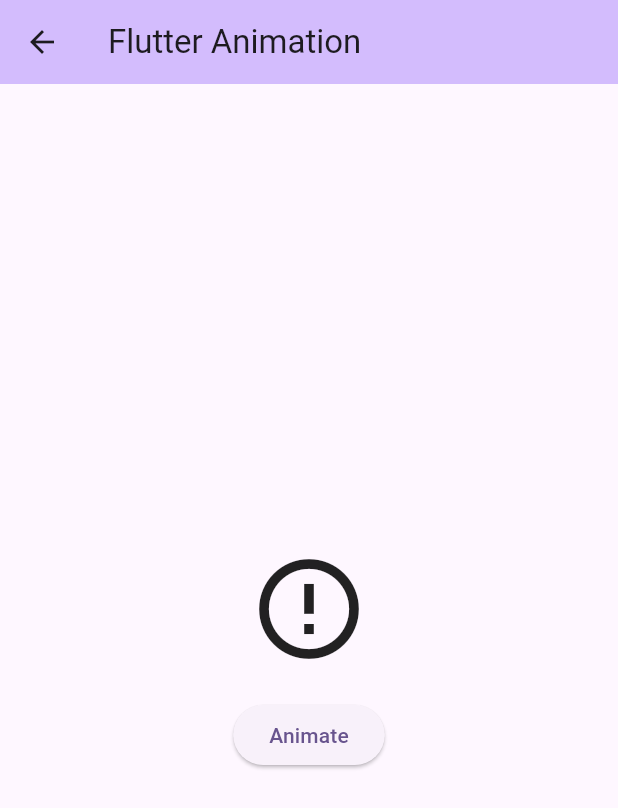
After one commit to kamran8545/flutter_animations, a Flutter app: the screen it shows after launch, after a tap on "Animated Cross Fade", on a phone screen of 412 x 824 dp. The commit adds this screen. Shown: the top 808 px of the screen. Run offline on Flutter 3.47's test engine with Material 3 defaults, Android fonts, the phone set to English and light mode, and no system bars.

Commit message:
completed animated cross fade widget

```diff
--- a/lib/main.dart
+++ b/lib/main.dart
@@ -1,6 +1,7 @@
 import 'package:flutter/material.dart';
 import 'package:flutter_animations/widgets/animated_align_widget.dart';
 import 'package:flutter_animations/widgets/animated_container_widget.dart';
+import 'package:flutter_animations/widgets/animated_cross_fade_widget.dart';
 import 'package:flutter_animations/widgets/animated_opacity_widget.dart';
 import 'package:flutter_animations/widgets/animated_padding_widget.dart';
 import 'package:flutter_animations/widgets/animated_rotation_widget.dart';
@@ -138,6 +139,17 @@ class _MyHomePageState extends State<MyHomePage> {
               child: const Text('Animated Size'),
             ),
             const SizedBox(height: 20,),
+            ElevatedButton(
+              onPressed: () {
+                Navigator.of(context).push(
+                  MaterialPageRoute(
+                    builder: (context) => AnimatedCrossFadeWidget(title: widget.title),
+                  ),
+                );
+              },
+              child: const Text('Animated Cross Fade'),
+            ),
+            const SizedBox(height: 20,),
           ],
         ),
       ),
--- /dev/null
+++ b/lib/widgets/animated_cross_fade_widget.dart
@@ -0,0 +1,56 @@
+import 'package:flutter/material.dart';
+
+class AnimatedCrossFadeWidget extends StatefulWidget {
+  const AnimatedCrossFadeWidget({Key? key, required this.title}) : super(key: key);
+  final String title;
+
+
+  @override
+  State<AnimatedCrossFadeWidget> createState() => _AnimatedCrossFadeWidgetState();
+}
+
+class _AnimatedCrossFadeWidgetState extends State<AnimatedCrossFadeWidget> {
+
+  CrossFadeState crossFadeState = CrossFadeState.showFirst;
+
+  @override
+  Widget build(BuildContext context) {
+    return Scaffold(
+      appBar: AppBar(
+        backgroundColor: Theme.of(context).colorScheme.inversePrimary,
+        title: Text(widget.title),
+      ),
+      body: Column(
+        mainAxisAlignment: MainAxisAlignment.center,
+        children: [
+          AnimatedCrossFade(
+            duration: const Duration(milliseconds: 400),
+            firstChild: Icon(Icons.error_outline, size: 80,),
+            secondChild: Image.asset(
+              'assets/icons/bird.png',
+              height: 80,
+              width: 80,
+            ),
+            crossFadeState: crossFadeState,
+          ),
+          const SizedBox(
+            height: 20,
+            width: double.infinity,
+          ),
+          ElevatedButton(
+            onPressed: () {
+              setState(() {
+                if(crossFadeState.index == 0){
+                  crossFadeState = CrossFadeState.showSecond;
+                }else{
+                  crossFadeState = CrossFadeState.showFirst;
+                }
+              });
+            },
+            child: const Text('Animate'),
+          ),
+        ],
+      ),
+    );
+  }
+}
```
